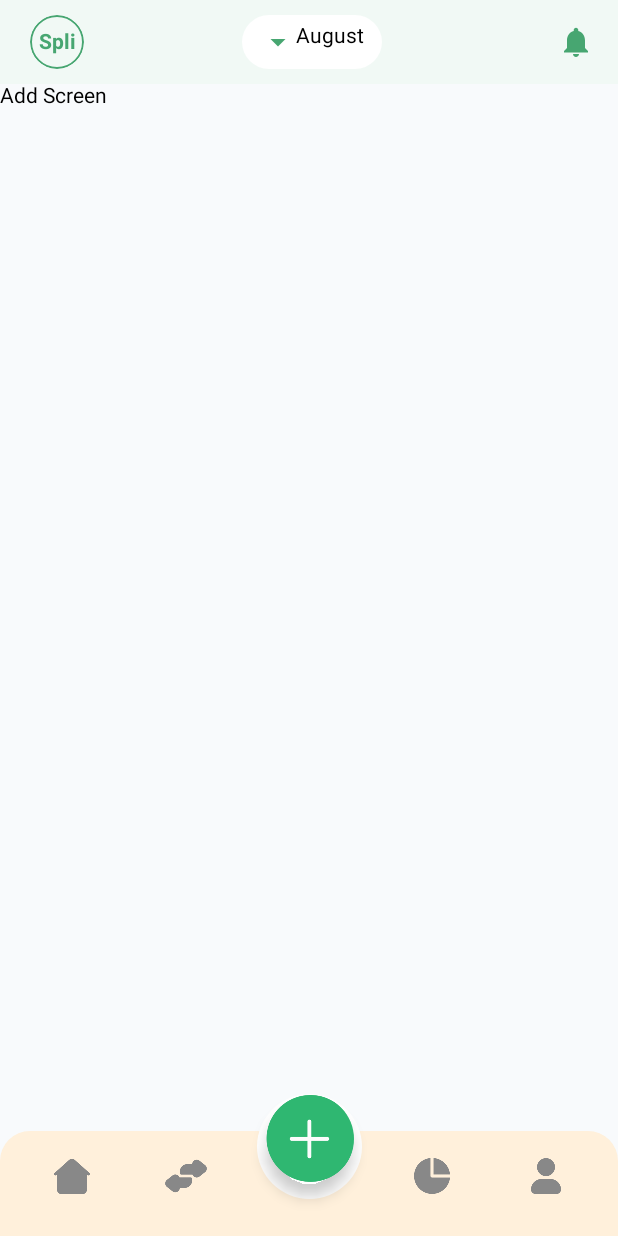
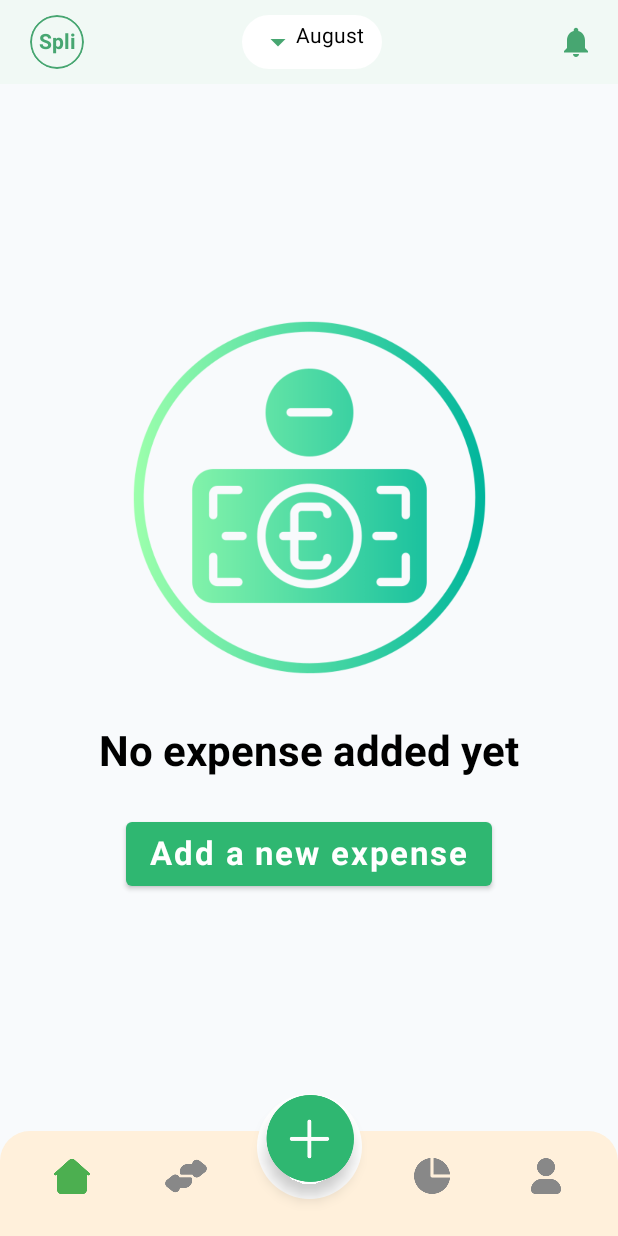
Before and after one commit to dalima6267/Paisa_Wise, an Android app built with Jetpack Compose: the MainScreen screen opened through its navigation route, after a tap on "Add", on a phone screen of 412 x 824 dp. Run offline under Robolectric (Android 15) with nearby library versions, the phone set to English and light mode, and no system bars; our stand-ins replace Firebase (no records; nobody signed in at launch, a user with empty details on screens opened directly), Room's generated code, accompanist, livedata-compose; 2 statements that could not run were skipped.

Commit message:
Added add expense dialogue in home screen

```diff
--- a/app/build.gradle.kts
+++ b/app/build.gradle.kts
@@ -96,7 +96,7 @@ dependencies {
     implementation("com.google.android.gms:play-services-auth")
     implementation("com.google.firebase:firebase-firestore-ktx")
     implementation("com.google.firebase:firebase-database")
-
+    implementation("androidx.compose.runtime:runtime-livedata")
     //room database
     val room_version = "2.7.2"
 
--- a/app/src/main/java/com/dalima/paisawise/AnalysisScreen.kt
+++ b/app/src/main/java/com/dalima/paisawise/AnalysisScreen.kt
@@ -32,7 +32,7 @@ fun AnalysisScreen(
                 .padding(16.dp)
                 .fillMaxSize()
         ) {
-            Spacer(modifier = Modifier.height(50.dp))
+            Spacer(modifier = Modifier.height(10.dp))
 
             Text("Expense Analysis Chart", fontSize = 20.sp, fontWeight = FontWeight.Bold)
 
--- a/app/src/main/java/com/dalima/paisawise/MainActivity.kt
+++ b/app/src/main/java/com/dalima/paisawise/MainActivity.kt
@@ -28,7 +28,6 @@ class MainActivity : ComponentActivity() {
             PaisaWiseTheme {
                 val navController = rememberNavController()
                 val viewModel: AuthViewModel = viewModel()
-                // ✅ MOVE inside setContent
                 var isFirstLaunch by remember { mutableStateOf(PreferenceManager.isFirstLaunch(this@MainActivity)) }
                 var isChecked by remember { mutableStateOf(false) }
                 NavHost(navController = navController, startDestination = Screen.Splash.name) {
--- a/app/src/main/java/com/dalima/paisawise/data/Expense.kt
+++ b/app/src/main/java/com/dalima/paisawise/data/Expense.kt
@@ -7,8 +7,8 @@ import androidx.room.PrimaryKey
 data class Expense(
 @PrimaryKey(autoGenerate = true)
 val id: Long = 0,
-val name: String,
-val type: String,
+val category: String,
+val title: String,
 val amount: Double,
 val date: String
 )
--- a/app/src/main/java/com/dalima/paisawise/data/ExpenseDao.kt
+++ b/app/src/main/java/com/dalima/paisawise/data/ExpenseDao.kt
@@ -1,17 +1,22 @@
 package com.dalima.paisawise.data
 
+import androidx.lifecycle.LiveData
 import androidx.room.Dao
 import androidx.room.Insert
 import androidx.room.Query
 
 @Dao
 interface ExpenseDao {
-    @Query("SELECT * FROM expenses ORDER BY date DESC")
-    suspend fun getAllExpenses(): List<Expense>
+    @Query("SELECT * FROM expenses")
+    fun getAllExpenses(): LiveData<List<Expense>>
 
     @Insert
     suspend fun insertExpense(expense: Expense)
 
+    @Query("SELECT * FROM expenses ORDER BY id DESC LIMIT 1")
+    fun getLatestExpense(): LiveData<Expense?>
+
     @Query("DELETE FROM expenses WHERE id = :expenseId")
     suspend fun deleteExpenseById(expenseId: Int)
+
 }
--- a/app/src/main/java/com/dalima/paisawise/db/AppDatabase.kt
+++ b/app/src/main/java/com/dalima/paisawise/db/AppDatabase.kt
@@ -7,7 +7,7 @@ import androidx.room.RoomDatabase
 import com.dalima.paisawise.data.Expense
 import com.dalima.paisawise.data.ExpenseDao
 
-@Database(entities = [Expense::class], version = 1, exportSchema = false)
+@Database(entities = [Expense::class], version = 2, exportSchema = false)
 abstract class AppDatabase : RoomDatabase() {
     abstract fun expenseDao(): ExpenseDao
 companion object{
@@ -20,7 +20,9 @@ companion object{
                 context.applicationContext,
                 AppDatabase::class.java,
                 "expense_db"
-            ).build().also { INSTANCE = it }
+            )
+                .fallbackToDestructiveMigration()
+                .build().also { INSTANCE = it }
         }
     }
 }
--- a/app/src/main/java/com/dalima/paisawise/navigatoon/MainScreen.kt
+++ b/app/src/main/java/com/dalima/paisawise/navigatoon/MainScreen.kt
@@ -9,44 +9,54 @@ import androidx.compose.foundation.layout.statusBars
 import androidx.compose.material.Scaffold
 import androidx.compose.material.Text
 import androidx.compose.runtime.*
+import androidx.compose.runtime.livedata.observeAsState
 import androidx.compose.ui.Modifier
 import androidx.compose.ui.graphics.Color
 import androidx.compose.ui.platform.LocalContext
 import androidx.compose.ui.zIndex
+import androidx.lifecycle.viewmodel.compose.viewModel
+import androidx.navigation.NavController
+import androidx.navigation.compose.NavHost
+import androidx.navigation.compose.composable
+import androidx.navigation.compose.rememberNavController
 import com.dalima.paisawise.AnalysisScreen
 import com.dalima.paisawise.HomeScreen
 import com.dalima.paisawise.db.AppDatabase
 import com.dalima.paisawise.profileScreen.ProfileScreen
 import com.dalima.paisawise.transactionScreen.TransactionScreen
 import com.dalima.paisawise.ui.theme.Black
+import com.dalima.paisawise.viewmodel.CategoryViewModel
 import com.google.accompanist.systemuicontroller.rememberSystemUiController
 
 @Composable
-fun MainScreen() {
+fun MainScreen(
+    viewModel: CategoryViewModel = viewModel()
+) {
+    val navController = rememberNavController()
     val context = LocalContext.current
     val expenseDao = remember { AppDatabase.getDatabase(context).expenseDao() }
     var selectedIndex by remember { mutableStateOf(0) }
-
+    val selectedTags by viewModel.selectedTags.collectAsState()
     val systemUiController = rememberSystemUiController()
 
-    // Set status bar background and icons color
+    // Set status bar
     SideEffect {
         systemUiController.setStatusBarColor(
-            color = Black, // Same as TopBar background
-            darkIcons = true // ✅ Black icons
+            color = Black,
+            darkIcons = true
         )
     }
+
     Column {
-        // Show TopBar for all screens except Profile (index 3)
         if (selectedIndex != 3) {
             Box(
                 modifier = Modifier
                     .padding(WindowInsets.statusBars.asPaddingValues())
-                    .zIndex(1f) // ensure it stays on top
+                    .zIndex(1f)
             ) {
                 TopBarWithMonthPicker(
                     onNotificationClick = { /* TODO */ },
-                    onMonthSelected = { month -> /* handle month */ }
+                    onMonthSelected = { month -> /* TODO */ }
                 )
             }
         }
@@ -61,10 +71,18 @@ fun MainScreen() {
             backgroundColor = Color(0xFFF8FAFC)
         ) { innerPadding ->
             Box(modifier = Modifier.padding(innerPadding)) {
-                when (selectedIndex) {
-                    0 -> HomeScreen(expenseDao = expenseDao)
-                    1 -> TransactionScreen()
-                    2 -> AnalysisScreen(
+                NavHost(
+                    navController = navController,
+                    startDestination = "HomeScreen"
+                ) {
+                    composable("HomeScreen") {
+                        HomeScreen(navController = navController, expenseDao = expenseDao)
+                    }
+                    composable("TransactionScreen") {
+                        TransactionScreen()
+                    }
+                    composable("AnalysisScreen") {
+                        AnalysisScreen(
                             analysisSummary = "This month you spent the most on Food. Consider reducing it next month.",
                             expensesByType = mapOf(
                                 "Food" to 5000f,
@@ -75,8 +93,13 @@ fun MainScreen() {
                             onDownloadClick = { /* TODO */ },
                             onPdfGenerateClick = { /* TODO */ }
                         )
-                    3 -> ProfileScreen()
-                    4 -> AddScreen()
+                    }
+                    composable("ProfileScreen") {
+                        ProfileScreen()
+                    }
+                    composable("AddScreen") {
+                        AddScreen()
+                    }
                 }
             }
         }
@@ -84,6 +107,7 @@ fun MainScreen() {
 }
 
 
+
 @Composable
 fun AddScreen() {
     Text("Add Screen")
--- a/app/src/main/java/com/dalima/paisawise/transactionScreen/TransactionScreen.kt
+++ b/app/src/main/java/com/dalima/paisawise/transactionScreen/TransactionScreen.kt
@@ -33,7 +33,7 @@ fun TransactionScreen() {
         )
     }
     Column(modifier = Modifier.fillMaxSize()) {
-        Spacer(modifier = Modifier.height(58.dp))
+        Spacer(modifier = Modifier.height(8.dp))
         LazyColumn(modifier = Modifier.fillMaxSize()) {
             itemsIndexed(transactions) { index, transaction ->
                 TransactionCardItem(
--- a/app/src/main/java/com/dalima/paisawise/viewmodel/HomeViewModel.kt
+++ b/app/src/main/java/com/dalima/paisawise/viewmodel/HomeViewModel.kt
@@ -1,40 +1,45 @@
 package com.dalima.paisawise.viewmodel
 
 import androidx.lifecycle.LiveData
-import androidx.lifecycle.MutableLiveData
 import androidx.lifecycle.ViewModel
 import androidx.lifecycle.ViewModelProvider
+import androidx.lifecycle.map
 import androidx.lifecycle.viewModelScope
+import com.dalima.paisawise.data.Expense
 import com.dalima.paisawise.data.ExpenseDao
 import com.dalima.paisawise.db.HomeUIState
 import kotlinx.coroutines.launch
 
 class HomeViewModel(private val expenseDao: ExpenseDao) : ViewModel() {
-    private val _uiState = MutableLiveData<HomeUIState>(HomeUIState.NoExpenses)
-    val uiState: LiveData<HomeUIState> = _uiState
 
-    init {
-        getExpenses()
+    val allExpenses: LiveData<List<Expense>> = expenseDao.getAllExpenses()
+
+    val totalAmount: LiveData<Double> = allExpenses.map { list -> list.sumOf { it.amount } }
+
+
+    val uiState: LiveData<HomeUIState> = allExpenses.map { list ->
+        if (list.isEmpty()) {
+            HomeUIState.NoExpenses
+        } else {
+            HomeUIState.HasExpenses(
+                totalAmount = list.sumOf { it.amount },
+                comparisonText = "\u20B9200 more than last month" // can replace with logic
+            )
+        }
     }
 
-    private fun getExpenses() {
+    fun addExpense(expense: Expense) {
         viewModelScope.launch {
-            val expenses = expenseDao.getAllExpenses()
-            if (expenses.isEmpty()) {
-                _uiState.postValue(HomeUIState.NoExpenses)
-            } else {
-                val total = expenses.sumOf { it.amount }
-                _uiState.postValue(
-                    HomeUIState.HasExpenses(
-                        totalAmount = total,
-                        comparisonText = "\u20B9200 more than last month"
-                    )
-                )
-            }
+            expenseDao.insertExpense(expense)
+        }
+    }
+
+    fun deleteExpense(expense: Expense) {
+        viewModelScope.launch {
+            expenseDao.deleteExpenseById(expense.id.toInt())
         }
     }
 }
-
 class HomeViewModelFactory(private val expenseDao: ExpenseDao) : ViewModelProvider.Factory {
     override fun <T : ViewModel> create(modelClass: Class<T>): T {
         if (modelClass.isAssignableFrom(HomeViewModel::class.java)) {
```
Also changed, not shown: app/src/main/java/com/dalima/paisawise/HomeScreen.kt (+171 -53 lines), app/src/main/java/com/dalima/paisawise/PinStorage.kt (+14 -0 lines), app/src/main/java/com/dalima/paisawise/category/ExpenseCategoryScreen.kt (+18 -11 lines), app/src/main/java/com/dalima/paisawise/viewmodel/CategoryViewModel.kt (added, +36 -0 lines). Lines whose indentation alone changed are shown as unchanged.
